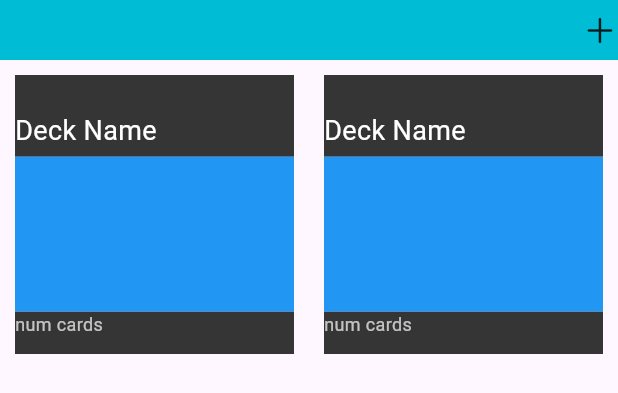
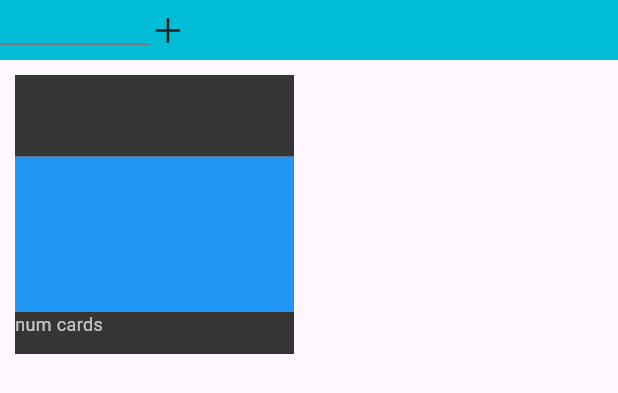
Before and after one commit to Icefenix7198/CITM-API-MTG_Moviles, a Flutter app: the Decks widget shown alone on an empty page, opened directly, after a tap on an icon or button, on a phone screen of 412 x 824 dp. Shown: the top 393 px of the screen. Run offline on Flutter 3.47's test engine with Material 3 defaults, Android fonts, the phone set to English and light mode, and no system bars; our stand-ins replace carousel_slider; network calls fail.

```diff
--- a/api_mtg/lib/Screens/user_screen.dart
+++ b/api_mtg/lib/Screens/user_screen.dart
@@ -188,7 +188,15 @@ class Decks extends StatefulWidget {
 }
 
 class _DecksState extends State<Decks> {
-  var num = 1;
+  var num = 0;
+  bool showText = false;
+  final textController = TextEditingController();
+
+  @override
+  void dispose() {
+    textController.dispose();
+    super.dispose();
+  }
 
   @override
   Widget build(BuildContext context) {
@@ -197,16 +205,28 @@ class _DecksState extends State<Decks> {
         Container(
           height: 40,
           color: Colors.cyan,
-          child: Align(
-            alignment: Alignment.centerRight,
-            child: GestureDetector(
+          child: Row(
+            mainAxisSize: MainAxisSize.max,
+            children: [
+              SizedBox(
+                width: 100,
+                height: 20,
+                child: showText
+                    ? TextField(
+                        controller: textController,
+                      )
+                    : null,
+              ),
+              GestureDetector(
                 onTap: () {
                   setState(() {
+                    showText = true;
                     num = num + 1;
                   });
                 },
-              child: Icon(CupertinoIcons.plus),
+                child: const Icon(CupertinoIcons.plus),
               ),
+            ],
           ),
         ),
         Expanded(
@@ -221,7 +241,7 @@ class _DecksState extends State<Decks> {
                   onTap: () {
                     Navigator.of(context).pushNamed("/home/user/deck");
                   },
-                  child: DeckUnit(),
+                  child: DeckUnit(deckname: textController.text),
                 ),
             ],
           ),
@@ -234,7 +254,10 @@ class _DecksState extends State<Decks> {
 class DeckUnit extends StatelessWidget {
   const DeckUnit({
     super.key,
+    this.deckname = "Deck Name",
   });
+
+  final String deckname;
 
   @override
   Widget build(BuildContext context) {
@@ -245,12 +268,12 @@ class DeckUnit extends StatelessWidget {
           flex: 29,
           child: Container(
             color: const Color.fromARGB(255, 53, 53, 53),
-            child: const Align(
+            child: Align(
               alignment: Alignment.bottomLeft,
               child: Padding(
                 padding: EdgeInsets.only(bottom: 4),
                 child: Text(
-                  "Deck Name",
+                  deckname,
                   style: TextStyle(color: Colors.white, fontSize: 18),
                 ),
               ),
```
Lines whose indentation alone changed are shown as unchanged.
